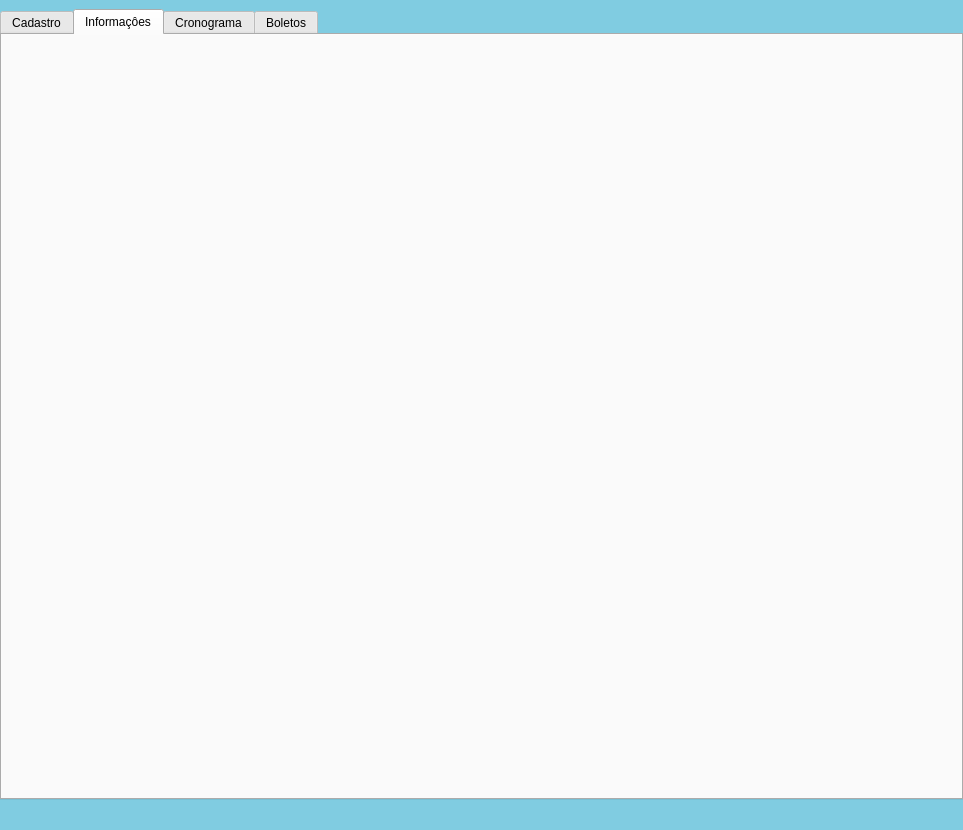
First picture: the form in Telas/UI/dashCliente.ui, repository Nautilidae-project/Nautilus, before the edit.
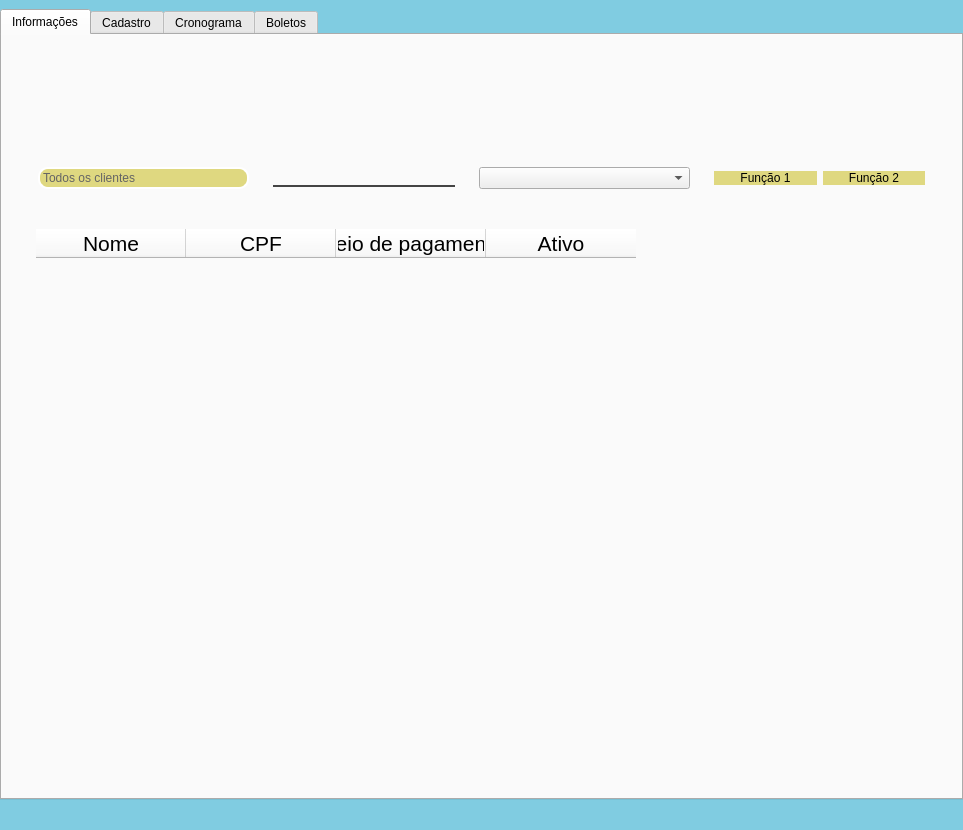
Second picture: the form after the edit. The open tabs and pages were chosen to show the change.

Commit message: Tabela com informações dos clientes criada

```diff
--- a/Telas/UI/dashCliente.ui
+++ b/Telas/UI/dashCliente.ui
@@ -129,6 +129,361 @@
      <property name="currentIndex">
       <number>0</number>
      </property>
+     <widget class="QWidget" name="tbInfosCliente">
+      <attribute name="title">
+       <string>Informações</string>
+      </attribute>
+      <layout class="QVBoxLayout" name="verticalLayout">
+       <item>
+        <widget class="QFrame" name="frTopTabMenu">
+         <property name="minimumSize">
+          <size>
+           <width>0</width>
+           <height>90</height>
+          </size>
+         </property>
+         <property name="maximumSize">
+          <size>
+           <width>16777215</width>
+           <height>110</height>
+          </size>
+         </property>
+         <property name="frameShape">
+          <enum>QFrame::StyledPanel</enum>
+         </property>
+         <property name="frameShadow">
+          <enum>QFrame::Raised</enum>
+         </property>
+         <layout class="QHBoxLayout" name="horizontalLayout_2">
+          <property name="spacing">
+           <number>24</number>
+          </property>
+          <property name="leftMargin">
+           <number>12</number>
+          </property>
+          <property name="topMargin">
+           <number>0</number>
+          </property>
+          <property name="rightMargin">
+           <number>12</number>
+          </property>
+          <property name="bottomMargin">
+           <number>0</number>
+          </property>
+          <item>
+           <widget class="QFrame" name="frLeftInfo">
+            <property name="frameShape">
+             <enum>QFrame::StyledPanel</enum>
+            </property>
+            <property name="frameShadow">
+             <enum>QFrame::Raised</enum>
+            </property>
+           </widget>
+          </item>
+          <item>
+           <widget class="QFrame" name="frCenterInfo">
+            <property name="frameShape">
+             <enum>QFrame::StyledPanel</enum>
+            </property>
+            <property name="frameShadow">
+             <enum>QFrame::Raised</enum>
+            </property>
+           </widget>
+          </item>
+          <item>
+           <widget class="QFrame" name="frRightInfo">
+            <property name="frameShape">
+             <enum>QFrame::StyledPanel</enum>
+            </property>
+            <property name="frameShadow">
+             <enum>QFrame::Raised</enum>
+            </property>
+           </widget>
+          </item>
+         </layout>
+        </widget>
+       </item>
+       <item>
+        <widget class="QFrame" name="frBody">
+         <property name="minimumSize">
+          <size>
+           <width>0</width>
+           <height>600</height>
+          </size>
+         </property>
+         <property name="frameShape">
+          <enum>QFrame::StyledPanel</enum>
+         </property>
+         <property name="frameShadow">
+          <enum>QFrame::Raised</enum>
+         </property>
+         <layout class="QVBoxLayout" name="verticalLayout_2">
+          <item>
+           <widget class="QFrame" name="frListButtons">
+            <property name="minimumSize">
+             <size>
+              <width>0</width>
+              <height>50</height>
+             </size>
+            </property>
+            <property name="maximumSize">
+             <size>
+              <width>16777215</width>
+              <height>60</height>
+             </size>
+            </property>
+            <property name="frameShape">
+             <enum>QFrame::StyledPanel</enum>
+            </property>
+            <property name="frameShadow">
+             <enum>QFrame::Raised</enum>
+            </property>
+            <layout class="QHBoxLayout" name="horizontalLayout_3">
+             <item>
+              <widget class="QFrame" name="frNomeTabela">
+               <property name="minimumSize">
+                <size>
+                 <width>160</width>
+                 <height>0</height>
+                </size>
+               </property>
+               <property name="frameShape">
+                <enum>QFrame::StyledPanel</enum>
+               </property>
+               <property name="frameShadow">
+                <enum>QFrame::Raised</enum>
+               </property>
+               <layout class="QHBoxLayout" name="horizontalLayout_4">
+                <item>
+                 <widget class="QLabel" name="lbNomeTabela">
+                  <property name="text">
+                   <string>Todos os clientes</string>
+                  </property>
+                 </widget>
+                </item>
+               </layout>
+              </widget>
+             </item>
+             <item>
+              <widget class="QFrame" name="frSearch">
+               <property name="minimumSize">
+                <size>
+                 <width>200</width>
+                 <height>0</height>
+                </size>
+               </property>
+               <property name="maximumSize">
+                <size>
+                 <width>150</width>
+                 <height>60</height>
+                </size>
+               </property>
+               <property name="frameShape">
+                <enum>QFrame::StyledPanel</enum>
+               </property>
+               <property name="frameShadow">
+                <enum>QFrame::Raised</enum>
+               </property>
+               <layout class="QHBoxLayout" name="horizontalLayout_17">
+                <item>
+                 <widget class="QLineEdit" name="lineEdit"/>
+                </item>
+               </layout>
+              </widget>
+             </item>
+             <item>
+              <widget class="QFrame" name="frCmbFilter">
+               <property name="minimumSize">
+                <size>
+                 <width>150</width>
+                 <height>0</height>
+                </size>
+               </property>
+               <property name="maximumSize">
+                <size>
+                 <width>16777215</width>
+                 <height>60</height>
+                </size>
+               </property>
+               <property name="frameShape">
+                <enum>QFrame::StyledPanel</enum>
+               </property>
+               <property name="frameShadow">
+                <enum>QFrame::Raised</enum>
+               </property>
+               <layout class="QHBoxLayout" name="horizontalLayout_18">
+                <item>
+                 <widget class="QComboBox" name="comboBox"/>
+                </item>
+               </layout>
+              </widget>
+             </item>
+             <item>
+              <widget class="QFrame" name="frRightButtons">
+               <property name="maximumSize">
+                <size>
+                 <width>16777215</width>
+                 <height>60</height>
+                </size>
+               </property>
+               <property name="frameShape">
+                <enum>QFrame::StyledPanel</enum>
+               </property>
+               <property name="frameShadow">
+                <enum>QFrame::Raised</enum>
+               </property>
+               <layout class="QHBoxLayout" name="horizontalLayout_19">
+                <item>
+                 <widget class="QPushButton" name="pbFuncionalidade1">
+                  <property name="text">
+                   <string>Função 1</string>
+                  </property>
+                 </widget>
+                </item>
+                <item>
+                 <widget class="QPushButton" name="pbFuncionalidade2">
+                  <property name="text">
+                   <string>Função 2</string>
+                  </property>
+                 </widget>
+                </item>
+               </layout>
+              </widget>
+             </item>
+            </layout>
+           </widget>
+          </item>
+          <item>
+           <widget class="QFrame" name="frClientsList">
+            <property name="frameShape">
+             <enum>QFrame::StyledPanel</enum>
+            </property>
+            <property name="frameShadow">
+             <enum>QFrame::Raised</enum>
+            </property>
+            <layout class="QVBoxLayout" name="verticalLayout_4">
+             <property name="spacing">
+              <number>16</number>
+             </property>
+             <property name="leftMargin">
+              <number>16</number>
+             </property>
+             <property name="topMargin">
+              <number>16</number>
+             </property>
+             <property name="rightMargin">
+              <number>16</number>
+             </property>
+             <property name="bottomMargin">
+              <number>16</number>
+             </property>
+             <item>
+              <widget class="QTableWidget" name="tblClientes">
+               <property name="locale">
+                <locale language="Portuguese" country="Brazil"/>
+               </property>
+               <property name="frameShape">
+                <enum>QFrame::NoFrame</enum>
+               </property>
+               <property name="lineWidth">
+                <number>0</number>
+               </property>
+               <property name="sizeAdjustPolicy">
+                <enum>QAbstractScrollArea::AdjustToContentsOnFirstShow</enum>
+               </property>
+               <property name="selectionMode">
+                <enum>QAbstractItemView::NoSelection</enum>
+               </property>
+               <property name="showGrid">
+                <bool>false</bool>
+               </property>
+               <property name="wordWrap">
+                <bool>true</bool>
+               </property>
+               <property name="cornerButtonEnabled">
+                <bool>true</bool>
+               </property>
+               <property name="rowCount">
+                <number>0</number>
+               </property>
+               <property name="columnCount">
+                <number>4</number>
+               </property>
+               <attribute name="horizontalHeaderVisible">
+                <bool>true</bool>
+               </attribute>
+               <attribute name="horizontalHeaderCascadingSectionResizes">
+                <bool>true</bool>
+               </attribute>
+               <attribute name="horizontalHeaderDefaultSectionSize">
+                <number>150</number>
+               </attribute>
+               <attribute name="horizontalHeaderHighlightSections">
+                <bool>true</bool>
+               </attribute>
+               <attribute name="horizontalHeaderShowSortIndicator" stdset="0">
+                <bool>false</bool>
+               </attribute>
+               <attribute name="horizontalHeaderStretchLastSection">
+                <bool>false</bool>
+               </attribute>
+               <attribute name="verticalHeaderVisible">
+                <bool>false</bool>
+               </attribute>
+               <column>
+                <property name="text">
+                 <string>Nome</string>
+                </property>
+                <property name="font">
+                 <font>
+                  <family>Ubuntu</family>
+                  <pointsize>16</pointsize>
+                 </font>
+                </property>
+               </column>
+               <column>
+                <property name="text">
+                 <string>CPF</string>
+                </property>
+                <property name="font">
+                 <font>
+                  <family>Ubuntu</family>
+                  <pointsize>16</pointsize>
+                 </font>
+                </property>
+               </column>
+               <column>
+                <property name="text">
+                 <string>Meio de pagamento</string>
+                </property>
+                <property name="font">
+                 <font>
+                  <family>Ubuntu</family>
+                  <pointsize>16</pointsize>
+                 </font>
+                </property>
+               </column>
+               <column>
+                <property name="text">
+                 <string>Ativo</string>
+                </property>
+                <property name="font">
+                 <font>
+                  <family>Ubuntu</family>
+                  <pointsize>16</pointsize>
+                 </font>
+                </property>
+               </column>
+              </widget>
+             </item>
+            </layout>
+           </widget>
+          </item>
+         </layout>
+        </widget>
+       </item>
+      </layout>
+     </widget>
      <widget class="QWidget" name="tbCadastraCliente">
       <property name="styleSheet">
        <string notr="true"/>
@@ -979,11 +1334,6 @@
        </item>
       </layout>
      </widget>
-     <widget class="QWidget" name="tbInfosCliente">
-      <attribute name="title">
-       <string>Informaçôes</string>
-      </attribute>
-     </widget>
      <widget class="QWidget" name="tbCronogramaCliente">
       <attribute name="title">
        <string>Cronograma</string>
```
The commit also changes 7 other files.
